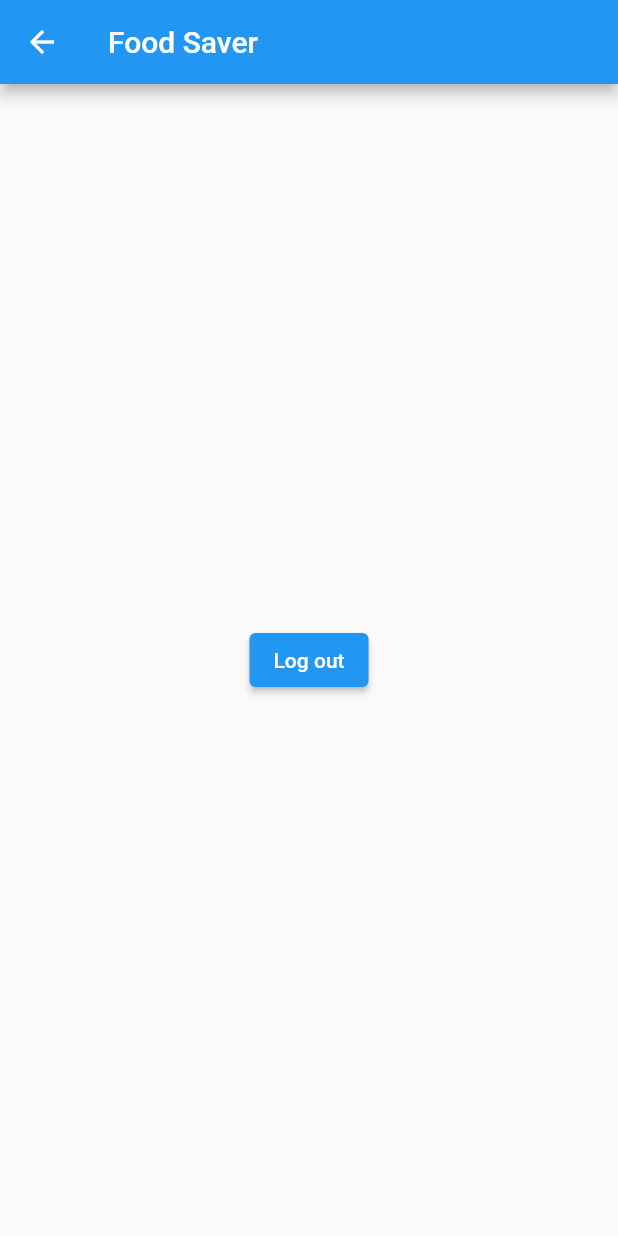
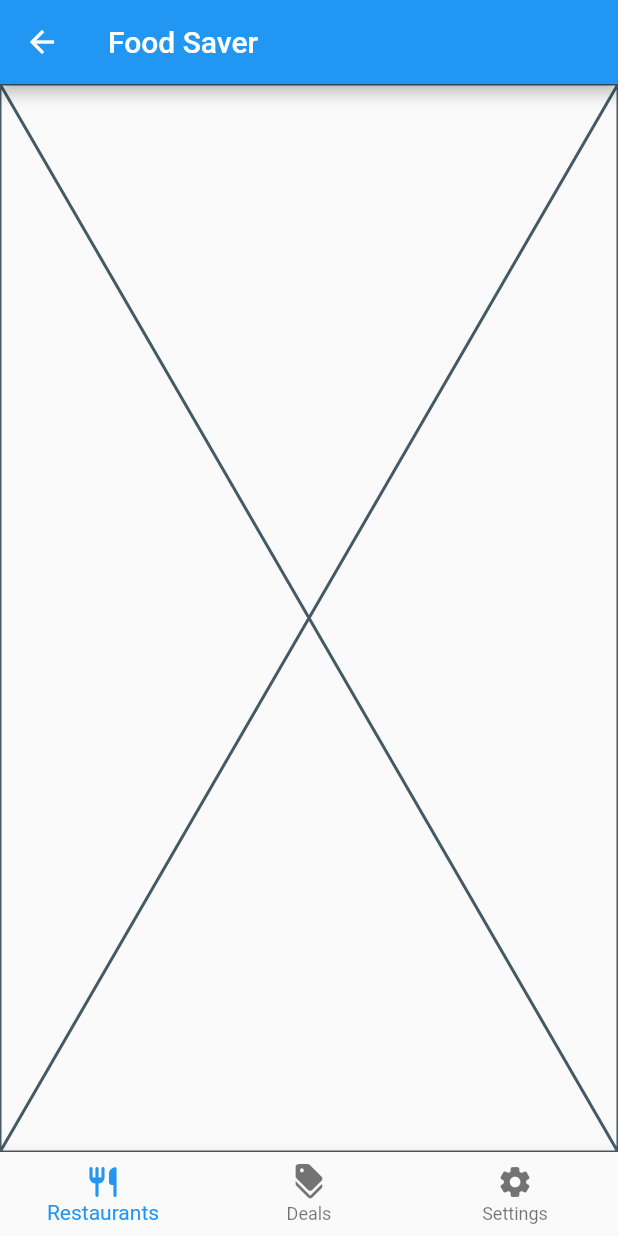
Before and after one commit to CaLouro/foodsaver-capstone, a Flutter app: the HomePage screen opened by its route, on a phone screen of 412 x 824 dp. Run offline on Flutter 3.47's test engine with Material 2 defaults, Android fonts, the phone set to English and light mode, and no system bars; our stand-ins replace firebase_auth, firebase_core, flutter_form_builder, form_builder_validators, get, rounded_loading_button; accounts and stored records are empty.

Commit message:
Updated home page structure

```diff
--- a/FoodSaverMobileApp/lib/view/pages/home_page.dart
+++ b/FoodSaverMobileApp/lib/view/pages/home_page.dart
@@ -1,10 +1,26 @@
 import 'package:flutter/material.dart';
 import 'package:get/get.dart';
 
-import '../../domain/services/auth_service_interface.dart';
+import '../../application/controllers/home_controller.dart';
+import '../widgets/deals_home_tab.dart';
+import '../widgets/restaurant_home_tab.dart';
+import '../widgets/settings_home_tab.dart';
 
-class HomePage extends StatelessWidget {
+class HomePage extends StatefulWidget {
   const HomePage({Key? key}) : super(key: key);
+
+  @override
+  State<HomePage> createState() => _HomePageState();
+}
+
+class _HomePageState extends State<HomePage> {
+  final HomeController controller = Get.put(HomeController());
+
+  final Map<int, Widget> bodyTabs = const {
+    0: RestaurantHomeTab(),
+    1: DealsHomeTab(),
+    2: SettingsHomeTab(),
+  };
 
   @override
   Widget build(BuildContext context) {
@@ -12,14 +28,25 @@ class HomePage extends StatelessWidget {
       appBar: AppBar(
         title: const Text('Food Saver'),
       ),
-      body: Center(
-        child: ElevatedButton(
-          onPressed: () {
-            Get.find<IAuthService>()
-                .signOut()
-                .then((value) => Get.offAllNamed('/login'));
-          },
-          child: const Text('Log out'),
+      body: Obx(() => bodyTabs[controller.currentTabIndex.value]!),
+      bottomNavigationBar: Obx(
+        () => BottomNavigationBar(
+          currentIndex: controller.currentTabIndex.value,
+          onTap: controller.changeCurrentTabIndex,
+          items: const [
+            BottomNavigationBarItem(
+              icon: Icon(Icons.restaurant_rounded),
+              label: 'Restaurants',
+            ),
+            BottomNavigationBarItem(
+              icon: Icon(Icons.discount_rounded),
+              label: 'Deals',
+            ),
+            BottomNavigationBarItem(
+              icon: Icon(Icons.settings_rounded),
+              label: 'Settings',
+            ),
+          ],
         ),
       ),
     );
--- /dev/null
+++ b/FoodSaverMobileApp/lib/view/widgets/restaurant_home_tab.dart
@@ -0,0 +1,10 @@
+import 'package:flutter/material.dart';
+
+class RestaurantHomeTab extends StatelessWidget {
+  const RestaurantHomeTab({Key? key}) : super(key: key);
+
+  @override
+  Widget build(BuildContext context) {
+    return const Placeholder();
+  }
+}
```
Also changed, not shown: FoodSaverMobileApp/lib/application/controllers/home_controller.dart (added, +25 -0 lines), FoodSaverMobileApp/lib/view/widgets/deals_home_tab.dart (added, +10 -0 lines), FoodSaverMobileApp/lib/view/widgets/settings_home_tab.dart (added, +30 -0 lines).
